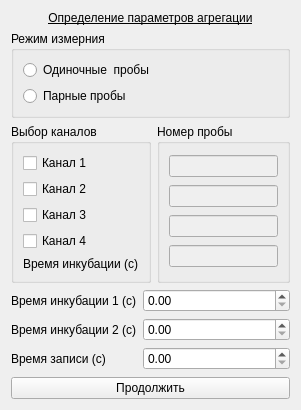
This is choisedialog/agr1.ui in krang4d/Agrekola as Qt 5 draws it before an edit. The edited form follows.
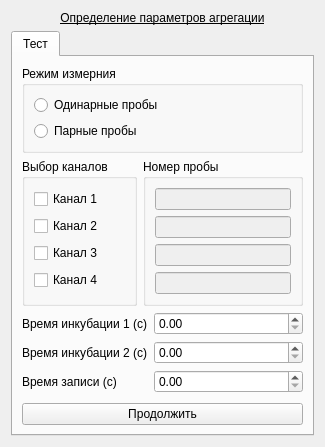
This is the edited form.

```diff
--- a/choisedialog/agr1.ui
+++ b/choisedialog/agr1.ui
@@ -6,14 +6,14 @@
    <rect>
     <x>0</x>
     <y>0</y>
-    <width>301</width>
-    <height>410</height>
+    <width>325</width>
+    <height>447</height>
    </rect>
   </property>
   <property name="windowTitle">
    <string>Form</string>
   </property>
-  <layout class="QVBoxLayout" name="verticalLayout">
+  <layout class="QVBoxLayout" name="verticalLayout_2">
    <item>
     <widget class="QLabel" name="label_agr1">
      <property name="text">
@@ -25,6 +25,16 @@
     </widget>
    </item>
    <item>
+    <widget class="QTabWidget" name="tabWidget">
+     <property name="currentIndex">
+      <number>0</number>
+     </property>
+     <widget class="QWidget" name="tab">
+      <attribute name="title">
+       <string>Тест</string>
+      </attribute>
+      <layout class="QVBoxLayout" name="verticalLayout">
+       <item>
     <widget class="QGroupBox" name="groupBox_testProbe">
      <property name="sizePolicy">
       <sizepolicy hsizetype="Preferred" vsizetype="Fixed">
@@ -45,7 +55,7 @@
       <item>
        <widget class="QRadioButton" name="radioButton_testSingle">
         <property name="text">
-         <string>Одиночные  пробы</string>
+             <string>Одинарные пробы</string>
         </property>
        </widget>
       </item>
@@ -95,13 +105,6 @@
           </property>
          </widget>
         </item>
-        <item>
-         <widget class="QLabel" name="label_calib_1">
-          <property name="text">
-           <string>Время инкубации (с)</string>
-          </property>
-         </widget>
-        </item>
        </layout>
       </widget>
      </item>
@@ -192,7 +195,7 @@
      <property name="sizeHint" stdset="0">
       <size>
        <width>20</width>
-       <height>94</height>
+           <height>36</height>
       </size>
      </property>
     </spacer>
@@ -202,6 +205,10 @@
      <property name="text">
       <string>Продолжить</string>
      </property>
+        </widget>
+       </item>
+      </layout>
+     </widget>
     </widget>
    </item>
   </layout>
```
Lines whose indentation alone changed are shown as unchanged.
